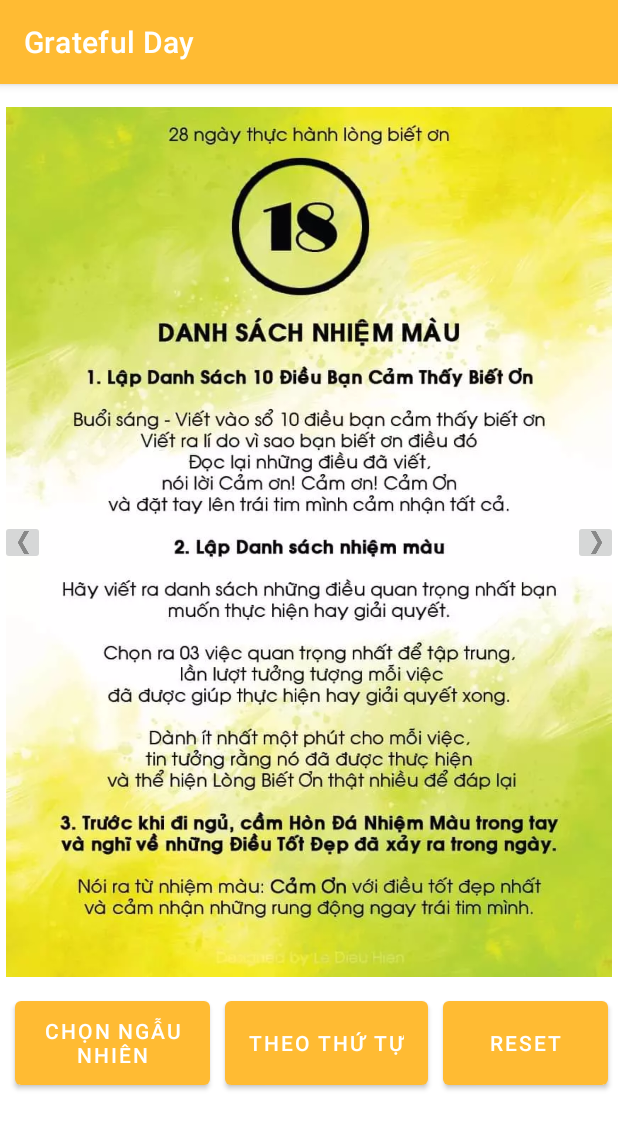
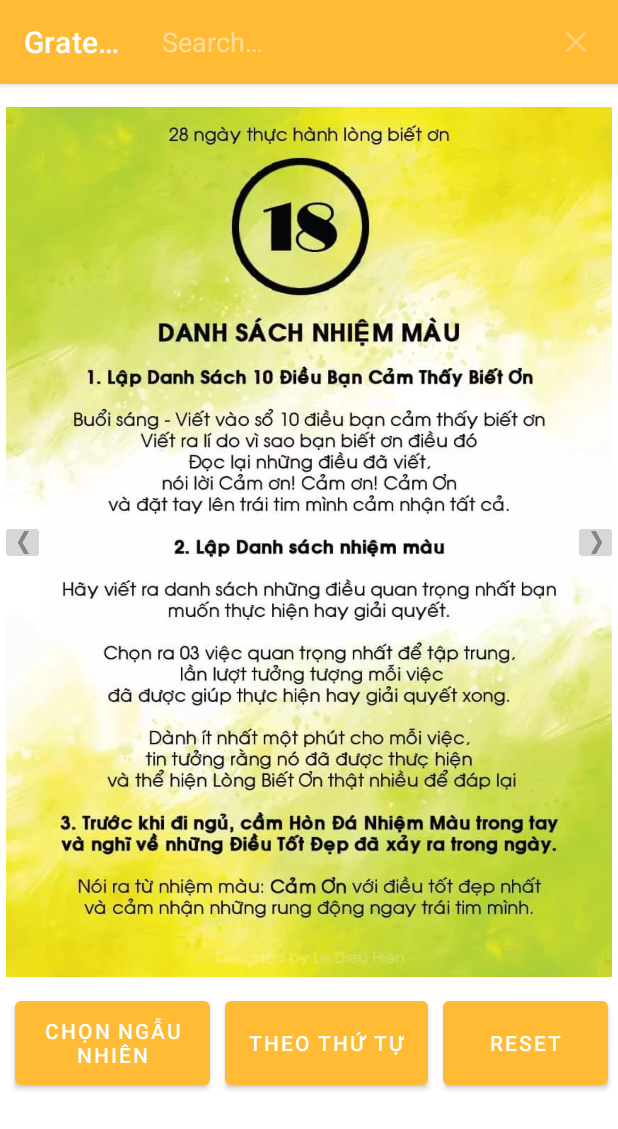
Before and after one commit to lananh223/GrafulDay, an Android app: the screen it shows after launch (MainActivity), after a tap on "THEO THỨ TỰ", on a phone screen of 412 x 824 dp. Shown: the top 1129 px of the screen. Run offline under Robolectric (Android 15) with nearby library versions, the phone set to English and light mode, and no system bars; 3 other taps on this screen came first.

Commit message:
Add function search using option menu

```diff
--- a/app/src/main/java/com/bignerdranch/android/gratefulday/MainActivity.kt
+++ b/app/src/main/java/com/bignerdranch/android/gratefulday/MainActivity.kt
@@ -1,12 +1,18 @@
 package com.bignerdranch.android.gratefulday
 
+import android.content.ContentValues.TAG
 import android.content.Context
 import android.os.Bundle
+import android.util.Log
+import android.view.Menu
+import android.view.MenuInflater
+import android.view.MenuItem
 import android.widget.Button
 import android.widget.ImageButton
 import android.widget.ImageView
 import android.widget.Toast
 import androidx.appcompat.app.AppCompatActivity
+import androidx.appcompat.widget.SearchView
 
 class MainActivity : AppCompatActivity() {
 
@@ -82,6 +88,53 @@ class MainActivity : AppCompatActivity() {
         }
     }
 
+    override fun onCreateOptionsMenu(menu: Menu): Boolean {
+        val inflater: MenuInflater = menuInflater
+        inflater.inflate(R.menu.search_menu, menu)
+
+        val searchItem: MenuItem = menu.findItem(R.id.menu_item_search)
+        val searchView = searchItem.actionView as SearchView
+
+        searchView.apply {
+            setOnQueryTextListener(object : SearchView.OnQueryTextListener {
+                override fun onQueryTextSubmit(queryText: String): Boolean {
+                    Log.d(TAG, "QueryTextSubmit: $queryText")
+                    try {
+                        if (queryText.toInt() in 0..28) {
+                            resultNumber = queryText.toInt()
+                            setImage()
+                        } else {
+                            Toast.makeText(
+                                this@MainActivity,
+                                "Please enter number of the page you want to go",
+                                Toast.LENGTH_LONG
+                            ).show()
+                        }
+                    } catch (e: Exception) {
+                        Toast.makeText(
+                            this@MainActivity,
+                            "Only valid page number is accepted",
+                            Toast.LENGTH_LONG
+                        ).show()
+                    }
+
+
+                    return true
+                }
+
+                override fun onQueryTextChange(queryText: String?): Boolean {
+                    Log.d(TAG, "QueryTextChange: $queryText")
+                    return false
+                }
+            })
+
+            setOnClickListener {
+                searchView.setQuery(query, false)
+            }
+        }
+        return true
+    }
+
     override fun onStart() {
         super.onStart()
         updateResultNumber()
--- /dev/null
+++ b/app/src/main/res/drawable/ic_search.xml
@@ -0,0 +1,9 @@
+<vector xmlns:android="http://schemas.android.com/apk/res/android"
+    android:width="24dp"
+    android:height="24dp"
+    android:viewportWidth="28"
+    android:viewportHeight="28">
+  <path
+      android:pathData="M19.44,6.71a9,9 0,1 0,-0.75 13.4l3.52,3.51a1,1 0,0 0,1.41 -1.41l-3.51,-3.52A9,9 0,0 0,19.44 6.71ZM18,18a7,7 0,1 1,0 -9.9A7,7 0,0 1,18 18Z"
+      android:fillColor="#005395"/>
+</vector>
--- /dev/null
+++ b/app/src/main/res/menu/search_menu.xml
@@ -0,0 +1,10 @@
+<?xml version="1.0" encoding="utf-8"?>
+<menu xmlns:android="http://schemas.android.com/apk/res/android"
+    xmlns:app="http://schemas.android.com/apk/res-auto">
+    <item
+        android:id="@+id/menu_item_search"
+        app:actionViewClass="androidx.appcompat.widget.SearchView"
+        android:icon="@drawable/ic_search"
+        app:showAsAction="ifRoom"
+        android:title="@string/search" />
+</menu>
--- a/app/src/main/res/values/strings.xml
+++ b/app/src/main/res/values/strings.xml
@@ -10,6 +10,8 @@
     <string name="reset">Reset</string>
     <string name="choose_random">Chọn ngẫu nhiên</string>
     <string name="follow_ordered">Theo thứ tự</string>
+    <string name="search">Search\n</string>
+    <string name="clear_search">Clear</string>
 
 
 </resources>
```
